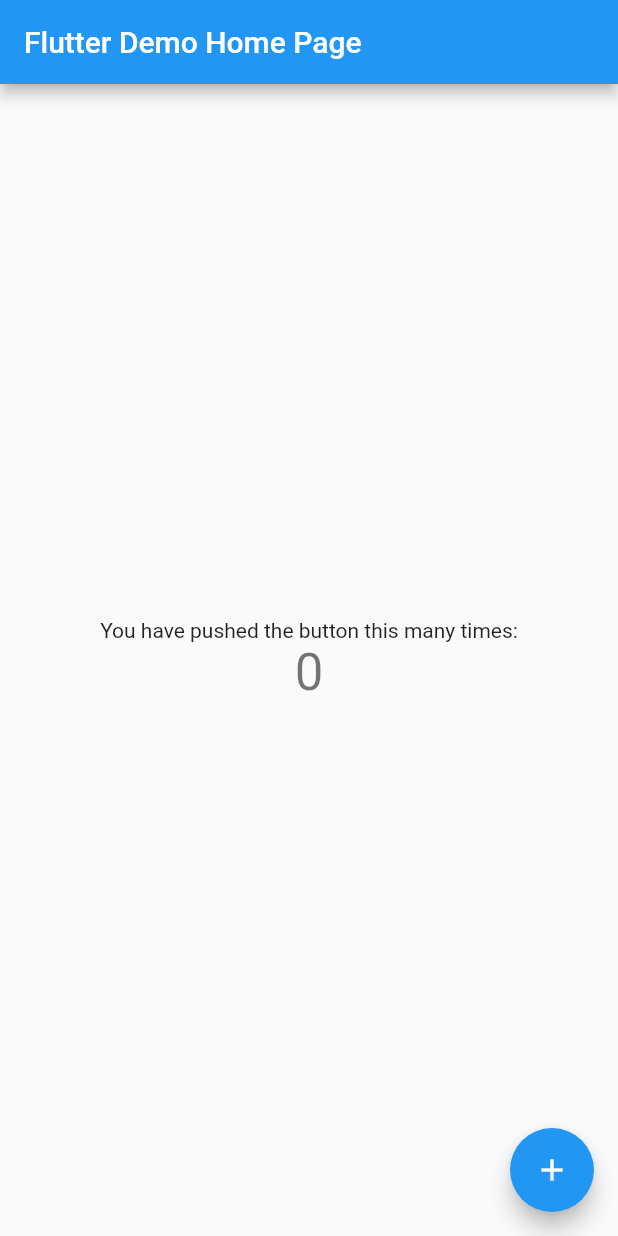
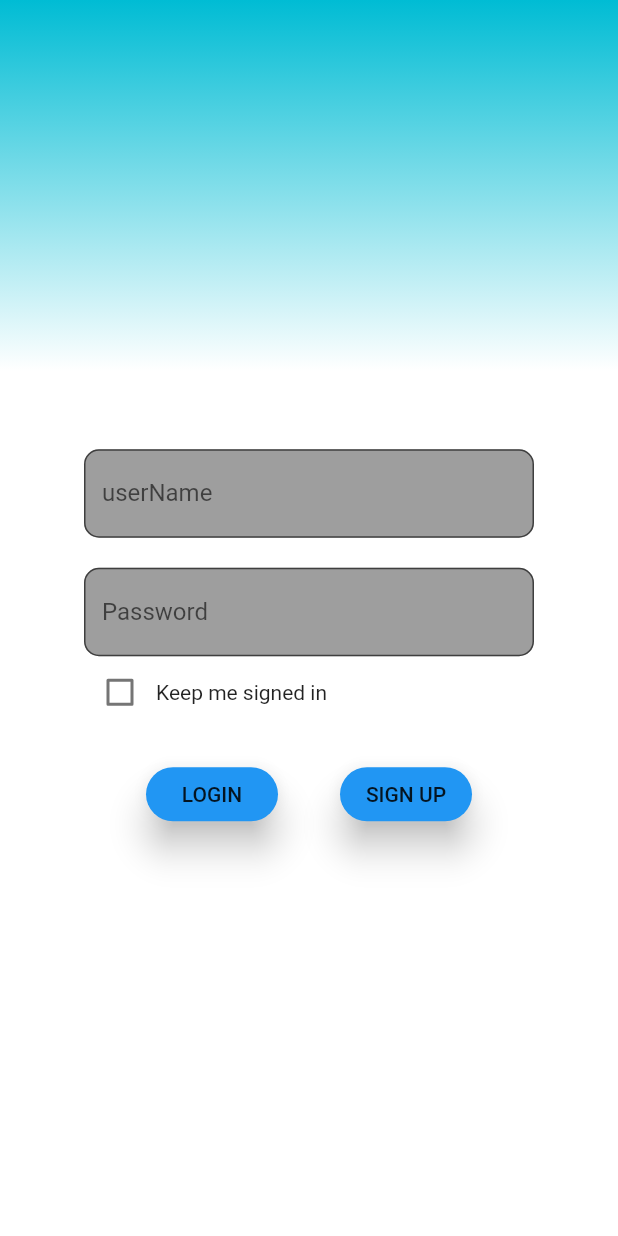
Before and after one commit to nnkogift/AttendeeApp, a Flutter app: the screen it shows after launch, on a phone screen of 412 x 824 dp. Run offline on Flutter 3.47's test engine with Material 2 defaults, Android fonts, the phone set to English and light mode, and no system bars.

Commit message:
first push

```diff
--- /dev/null
+++ b/lib/login/loginCard.dart
@@ -0,0 +1,104 @@
+import 'package:flutter/cupertino.dart';
+import 'package:flutter/material.dart';
+
+class LoginForm extends StatefulWidget{
+  LoginFormState createState() => LoginFormState();
+}
+
+class LoginFormState extends State<LoginForm>{
+  @override
+  Widget build(BuildContext context) {
+    return Column(
+        mainAxisAlignment: MainAxisAlignment.center,
+        children: <Widget>[
+          Text('Atendee', style: TextStyle(fontWeight: FontWeight.w900,
+              fontSize: 30,
+          color: Colors.white
+          ),),
+          Center(
+            child: Container(
+              height: 300.0,
+              width: 300.0,
+              child: Form(
+                    child: Column(
+                      children: <Widget>[
+                        Padding(
+                          padding: EdgeInsets.only(top: 20.0),
+                          child: TextFormField(
+                            keyboardType: TextInputType.emailAddress,
+                            validator: (input){},
+                            onSaved: (input){},
+                            decoration: InputDecoration(
+                              labelText: 'userName',
+                               filled: true,
+                              fillColor: Colors.grey,
+                              border: OutlineInputBorder(
+                                borderRadius: BorderRadius.circular(10),
+                              )
+                            ),
+                          ),
+                        ),
+                        Padding(
+                          padding: EdgeInsets.only(top: 20.0),
+                          child: TextFormField(
+                            obscureText: true,
+                            validator: (input){},
+                            onSaved: (input){},
+                            decoration: InputDecoration(
+                              labelText: 'Password',
+                               filled: true,
+                              fillColor: Colors.grey,
+                              border: OutlineInputBorder(
+                                borderRadius: BorderRadius.circular(10),
+                              )
+                            ),
+                          ),
+                        ),
+                        Row(
+                          children: <Widget>[
+                            Checkbox(
+                                checkColor: Color(0xFF00BCD4),
+                                value: false,
+                                onChanged: (input){}),
+                            Text('Keep me signed in'),
+                          ],
+
+                        ),
+                        Row(
+                          mainAxisAlignment: MainAxisAlignment.spaceEvenly,
+                          children: <Widget>[
+                            Padding(
+                                padding: EdgeInsets.only(top: 20),
+                            child: ButtonTheme(
+                              shape: RoundedRectangleBorder(
+                                borderRadius: BorderRadius.circular(20.0)
+                              ),
+                              child: RaisedButton(
+                                  onPressed: (){},
+                              child: Text('LOGIN'),
+                              elevation: 10.0,),
+                            ),),
+                            Padding(
+                                padding: EdgeInsets.only(top: 20),
+                            child: ButtonTheme(
+                              shape: RoundedRectangleBorder(
+                                borderRadius: BorderRadius.circular(20.0)
+                              ),
+                              child: RaisedButton(
+                                  onPressed: (){},
+                              child: Text('SIGN UP'),
+                              elevation: 10.0,),
+                            ),),
+                          ],
+                        )
+                      ],
+                    )),
+
+            ),
+          ),
+        ],
+      );
+
+  }
+
+}
--- /dev/null
+++ b/lib/login/loginPage.dart
@@ -0,0 +1,27 @@
+import 'package:flutter/cupertino.dart';
+import 'package:flutter/material.dart';
+
+import 'loginCard.dart';
+
+class LoginPage extends StatelessWidget{
+  @override
+  Widget build(BuildContext context) {
+    return Scaffold(
+      backgroundColor: Colors.white,
+      body: Container(
+       decoration: BoxDecoration(
+         gradient: LinearGradient(
+             colors: [
+               const Color(0xFF00BCD4),
+               const Color(0xFFFFFFFF),
+             ],
+         begin:  Alignment.topCenter,
+         end:  Alignment.bottomCenter,
+         stops: [0.0, 0.3],
+         tileMode: TileMode.clamp)
+       ),
+          child: LoginForm()),
+    );
+  }
+
+}
--- a/lib/main.dart
+++ b/lib/main.dart
@@ -1,4 +1,9 @@
+import 'package:event_attendance/signUp/signUpPage.dart';
 import 'package:flutter/material.dart';
+
+import 'eventAtendee/eventAtendee.dart';
+import 'landing/landingPage.dart';
+import 'login/loginPage.dart';
 
 void main() => runApp(MyApp());
 
@@ -7,105 +12,15 @@ class MyApp extends StatelessWidget {
   @override
   Widget build(BuildContext context) {
     return MaterialApp(
+      debugShowCheckedModeBanner: false,
       title: 'Flutter Demo',
       theme: ThemeData(
-        // This is the theme of your application.
-        //
-        // Try running your application with "flutter run". You'll see the
-        // application has a blue toolbar. Then, without quitting the app, try
-        // changing the primarySwatch below to Colors.green and then invoke
-        // "hot reload" (press "r" in the console where you ran "flutter run",
-        // or simply save your changes to "hot reload" in a Flutter IDE).
-        // Notice that the counter didn't reset back to zero; the application
-        // is not restarted.
         primarySwatch: Colors.blue,
       ),
-      home: MyHomePage(title: 'Flutter Demo Home Page'),
+      initialRoute: '/',
+      routes: {
+        '/': (context) => LoginPage(),
+      },
     );
   }
 }
-
-class MyHomePage extends StatefulWidget {
-  MyHomePage({Key key, this.title}) : super(key: key);
-
-  // This widget is the home page of your application. It is stateful, meaning
-  // that it has a State object (defined below) that contains fields that affect
-  // how it looks.
-
-  // This class is the configuration for the state. It holds the values (in this
-  // case the title) provided by the parent (in this case the App widget) and
-  // used by the build method of the State. Fields in a Widget subclass are
-  // always marked "final".
-
-  final String title;
-
-  @override
-  _MyHomePageState createState() => _MyHomePageState();
-}
-
-class _MyHomePageState extends State<MyHomePage> {
-  int _counter = 0;
-
-  void _incrementCounter() {
-    setState(() {
-      // This call to setState tells the Flutter framework that something has
-      // changed in this State, which causes it to rerun the build method below
-      // so that the display can reflect the updated values. If we changed
-      // _counter without calling setState(), then the build method would not be
-      // called again, and so nothing would appear to happen.
-      _counter++;
-    });
-  }
-
-  @override
-  Widget build(BuildContext context) {
-    // This method is rerun every time setState is called, for instance as done
-    // by the _incrementCounter method above.
-    //
-    // The Flutter framework has been optimized to make rerunning build methods
-    // fast, so that you can just rebuild anything that needs updating rather
-    // than having to individually change instances of widgets.
-    return Scaffold(
-      appBar: AppBar(
-        // Here we take the value from the MyHomePage object that was created by
-        // the App.build method, and use it to set our appbar title.
-        title: Text(widget.title),
-      ),
-      body: Center(
-        // Center is a layout widget. It takes a single child and positions it
-        // in the middle of the parent.
-        child: Column(
-          // Column is also layout widget. It takes a list of children and
-          // arranges them vertically. By default, it sizes itself to fit its
-          // children horizontally, and tries to be as tall as its parent.
-          //
-          // Invoke "debug painting" (press "p" in the console, choose the
-          // "Toggle Debug Paint" action from the Flutter Inspector in Android
-          // Studio, or the "Toggle Debug Paint" command in Visual Studio Code)
-          // to see the wireframe for each widget.
-          //
-          // Column has various properties to control how it sizes itself and
-          // how it positions its children. Here we use mainAxisAlignment to
-          // center the children vertically; the main axis here is the vertical
-          // axis because Columns are vertical (the cross axis would be
-          // horizontal).
-          mainAxisAlignment: MainAxisAlignment.center,
-          children: <Widget>[
-            Text(
-              'You have pushed the button this many times:',
-            ),
-            Text(
-              '$_counter',
-              style: Theme.of(context).textTheme.display1,
-            ),
-          ],
-        ),
-      ),
-      floatingActionButton: FloatingActionButton(
-        onPressed: _incrementCounter,
-        tooltip: 'Increment',
-        child: Icon(Icons.add),
-      ), // This trailing comma makes auto-formatting nicer for build methods.
-    );
-  }
-}
--- a/pubspec.yaml
+++ b/pubspec.yaml
@@ -23,6 +23,7 @@ dependencies:
   # The following adds the Cupertino Icons font to your application.
   # Use with the CupertinoIcons class for iOS style icons.
   cupertino_icons: ^0.1.2
+  sticky_headers: ^0.1.8
 
 dev_dependencies:
   flutter_test:
```
Also changed, not shown: lib/eventAtendee/eventAtendee.dart (added, +52 -0 lines), lib/landing/landingPage.dart (added, +55 -0 lines), lib/signUp/signUpPage.dart (added, +14 -0 lines), pubspec.lock.
